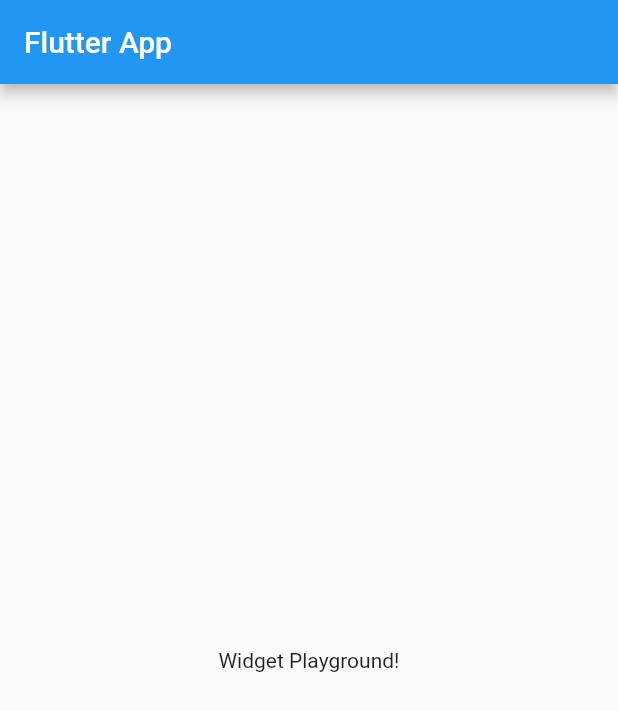
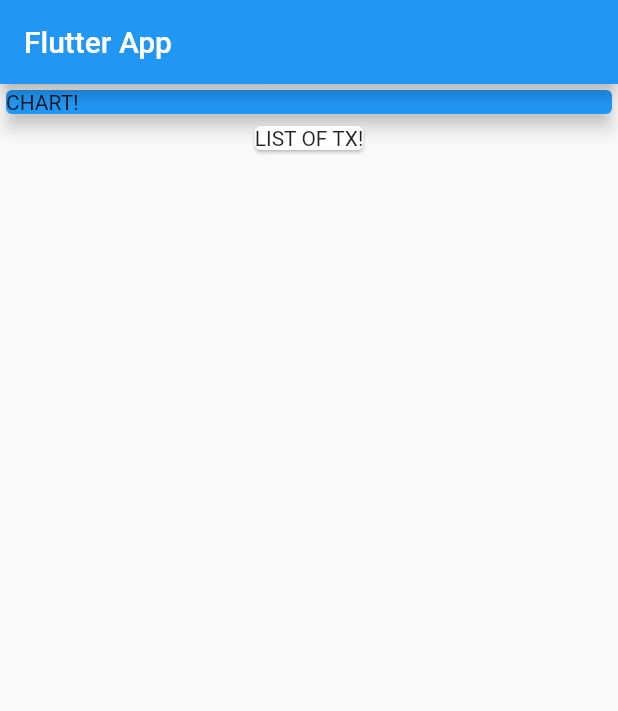
Before and after one commit to rodrigodsluz/flutter_personal_expenses, a Flutter app: the screen it shows after launch, on a phone screen of 412 x 824 dp. Shown: the top 711 px of the screen. Run offline on Flutter 3.47's test engine with Material 2 defaults, Android fonts, the light colour scheme and no system bars.

Commit message:
feat: understanding column alignments

```diff
--- a/lib/main.dart
+++ b/lib/main.dart
@@ -20,7 +20,19 @@ class MyHomePage extends StatelessWidget {
         title: Text('Flutter App'),
       ),
       body: Center(
-        child: Text('Widget Playground!'),
+        child: Column(children: <Widget>[
+          Container(
+            width: double.infinity,
+            child: Card(
+              color: Colors.blue,
+              child: Text('CHART!'),
+              elevation: 5,
+            ),
+          ),
+          Card(
+            child: Text('LIST OF TX!'),
+          )
+        ]),
       ),
     );
   }
```
